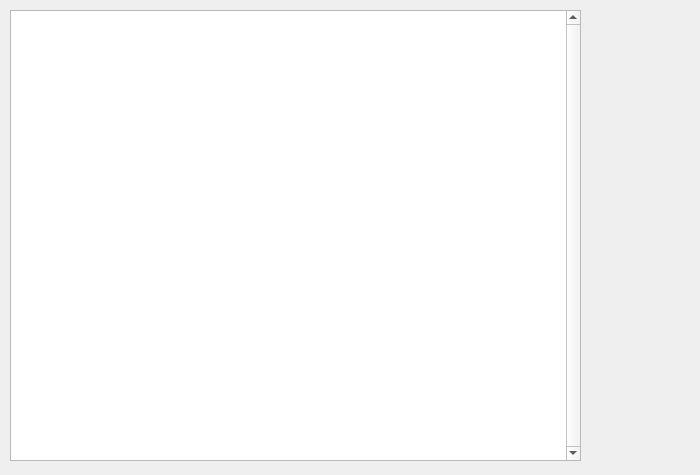
Before: the Qt Designer form tools/codes/terminal.ui in eric2003/OneFLOW, drawn with Qt 5.
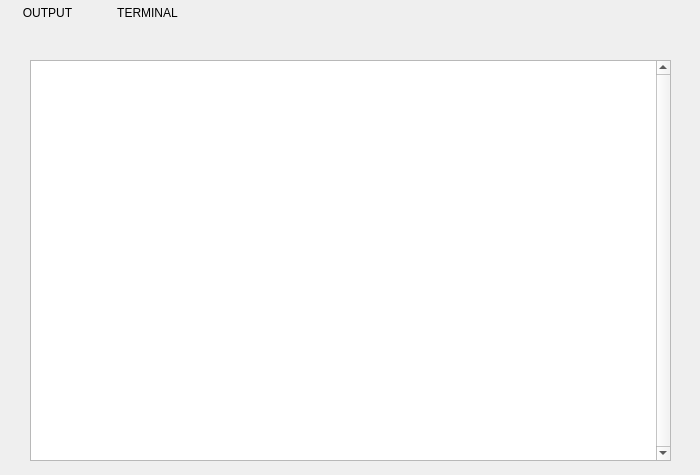
After: the same form once the commit is applied.

```diff
--- a/tools/codes/terminal.ui
+++ b/tools/codes/terminal.ui
@@ -13,22 +13,60 @@
   <property name="windowTitle">
    <string>TerminalWindow</string>
   </property>
-  <widget class="QTextEdit" name="textEdit">
+  <widget class="QPushButton" name="pushButton">
    <property name="geometry">
     <rect>
      <x>10</x>
-     <y>10</y>
-     <width>571</width>
-     <height>451</height>
+     <y>0</y>
+     <width>75</width>
+     <height>25</height>
     </rect>
    </property>
-   <property name="verticalScrollBarPolicy">
-    <enum>Qt::ScrollBarAlwaysOn</enum>
+   <property name="text">
+    <string>OUTPUT</string>
    </property>
-   <property name="horizontalScrollBarPolicy">
-    <enum>Qt::ScrollBarAsNeeded</enum>
+   <property name="flat">
+    <bool>true</bool>
    </property>
   </widget>
+  <widget class="QPushButton" name="pushButton_2">
+   <property name="geometry">
+    <rect>
+     <x>110</x>
+     <y>0</y>
+     <width>75</width>
+     <height>25</height>
+    </rect>
+   </property>
+   <property name="text">
+    <string>TERMINAL</string>
+   </property>
+   <property name="flat">
+    <bool>true</bool>
+   </property>
+  </widget>
+  <widget class="QWidget" name="verticalLayoutWidget">
+   <property name="geometry">
+    <rect>
+     <x>30</x>
+     <y>60</y>
+     <width>641</width>
+     <height>401</height>
+    </rect>
+   </property>
+   <layout class="QVBoxLayout" name="verticalLayout">
+    <item>
+     <widget class="QTextEdit" name="textEdit">
+      <property name="verticalScrollBarPolicy">
+       <enum>Qt::ScrollBarAlwaysOn</enum>
+      </property>
+      <property name="horizontalScrollBarPolicy">
+       <enum>Qt::ScrollBarAsNeeded</enum>
+      </property>
+     </widget>
+    </item>
+   </layout>
+  </widget>
  </widget>
  <resources/>
  <connections/>
```
Left out of the diff: 3 changed lines with no effect on the pictures.
